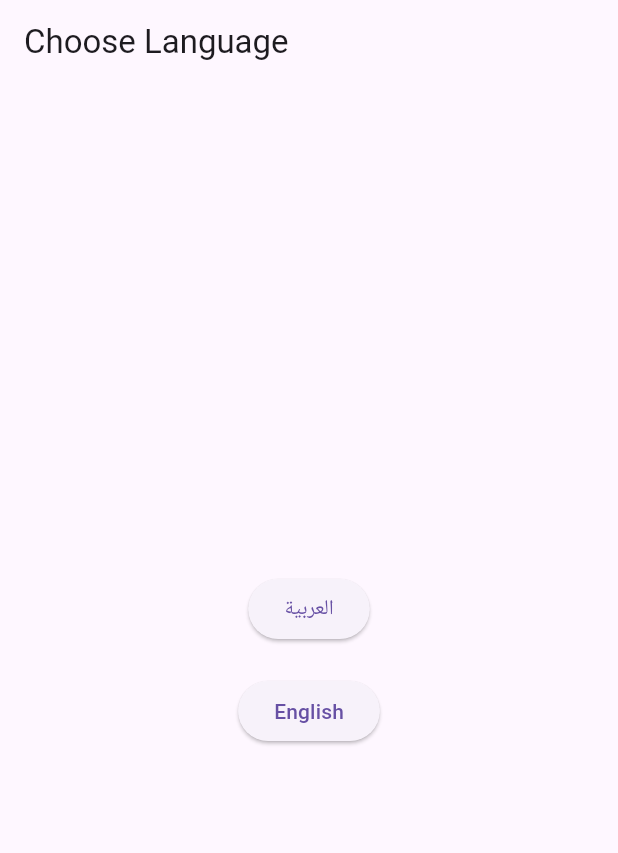
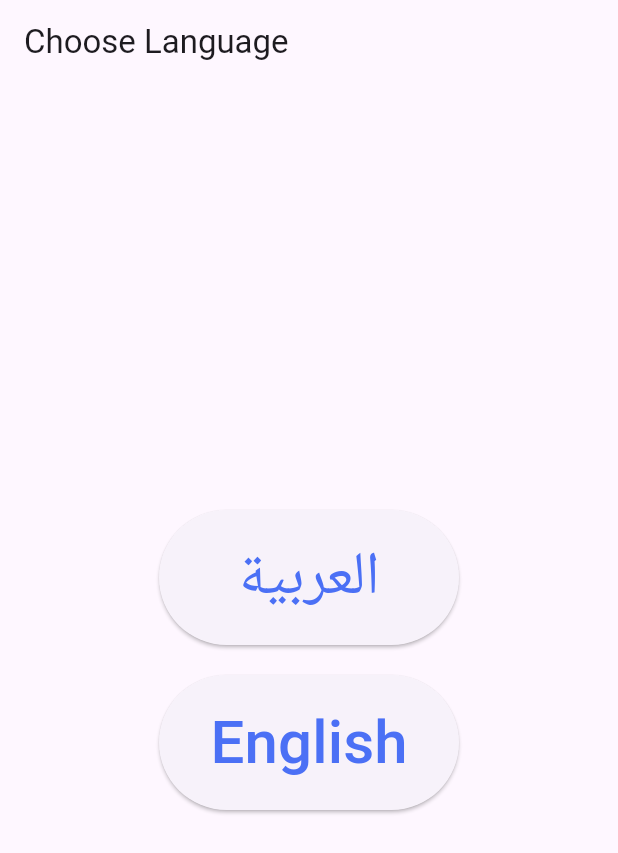
Before and after one commit to NourDeenSati/School-Master, a Flutter app: the screen it shows after launch, on a phone screen of 412 x 824 dp. Shown: the top 853 px of the screen. Run offline on Flutter 3.47's test engine with Material 3 defaults, Android fonts, the phone set to English and light mode, and no system bars; our stand-ins replace get, shared_preferences; project files that could hold a hidden picture were left out.

Commit message:
تعديل بعض الغ الشغلات

```diff
--- a/assets/translations/ar.json
+++ b/assets/translations/ar.json
@@ -2,7 +2,7 @@
   "login": "تسجيل الدخول",
   "userName": "اسم المستخدم ",
   "password": "كلمة المرور",
-  "do sinin please" : "لطفا قم بتسجيل الدخول !",
+  "do SinIn please" : "لطفا قم بتسجيل الدخول !",
   "empty_fields": "يرجى ملء جميع الحقول",
   "invalid_email": "بريد إلكتروني غير صالح",
   "wrong_credentials": "البريد الإلكتروني أو كلمة المرور غير صحيحة",
--- a/assets/translations/en.json
+++ b/assets/translations/en.json
@@ -1,8 +1,8 @@
 {
   "login": "Login",
-  "userName": "UserName",
+  "userName": "User Name",
   "password": "Password",
-  "do SinIn please" : "SinIn please !",
+  "do SinIn please" : "Sin_In please !",
   "empty_fields": "Please fill all fields",
   "invalid_email": "Invalid email address",
   "wrong_credentials": "Wrong email or password",
--- a/lib/views/language/language_view.dart
+++ b/lib/views/language/language_view.dart
@@ -16,14 +16,28 @@ class LanguageView extends StatelessWidget {
         child: Column(
           mainAxisAlignment: MainAxisAlignment.center,
           children: [
-            ElevatedButton(
-              onPressed: () => controller.selectLanguage('ar'),
-              child: const Text('العربية'),
+            Container(
+              height: 90,
+              width: 200,
+              child: ElevatedButton(
+                onPressed: () => controller.selectLanguage('ar'),
+                child: const Text(
+                  'العربية',
+                  style: TextStyle(fontSize: 40, color: Color(0xFF4B70F5)),
+                ),
+              ),
             ),
             const SizedBox(height: 20),
-            ElevatedButton(
-              onPressed: () => controller.selectLanguage('en'),
-              child: const Text('English'),
+            Container(
+              height: 90,
+              width: 200,
+              child: ElevatedButton(
+                onPressed: () => controller.selectLanguage('en'),
+                child: const Text(
+                  'English',
+                  style: TextStyle(fontSize: 40, color: Color(0xFF4B70F5)),
+                ),
+              ),
             ),
           ],
         ),
```
Also changed, not shown: lib/views/auth/login_view.dart (+11 -6 lines).
